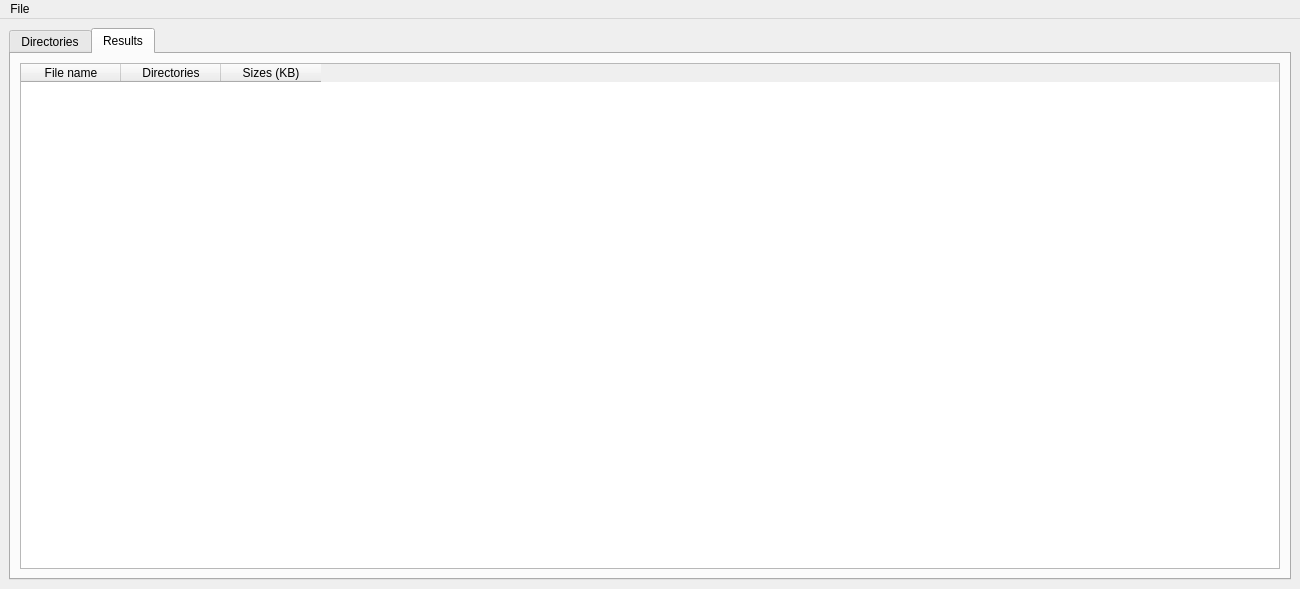
Qt form src/view/main_window.ui (adam-choragwicki/DuplicateFileFinder_Qt_Cplusplus) before a commit.
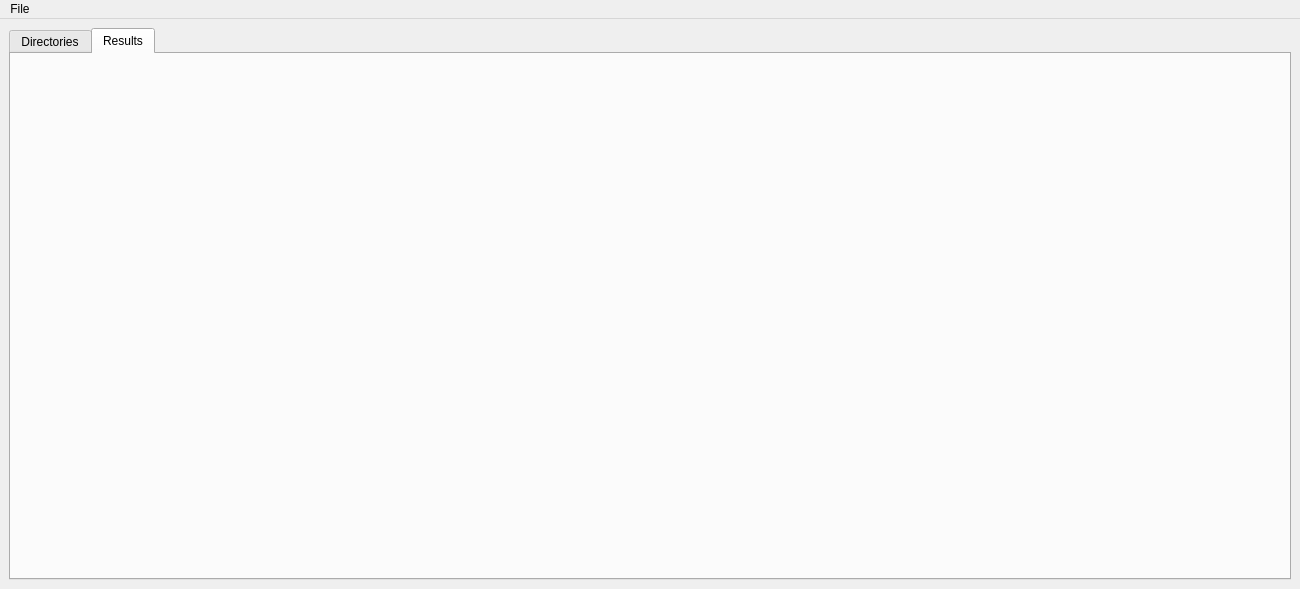
The same form after that commit. The open tabs and pages were chosen to show the change. Custom widgets are drawn as their Qt base class.

Commit message: Extract results tab operations from MainWindow to ResultsTab

```diff
--- a/src/view/main_window.ui
+++ b/src/view/main_window.ui
@@ -144,27 +144,7 @@
        <attribute name="title">
         <string>Results</string>
        </attribute>
-       <layout class="QVBoxLayout" name="verticalLayout_4">
-        <item>
-         <widget class="QTableWidget" name="results_TableWidget">
-          <column>
-           <property name="text">
-            <string>File name</string>
-           </property>
-          </column>
-          <column>
-           <property name="text">
-            <string>Directories</string>
-           </property>
-          </column>
-          <column>
-           <property name="text">
-            <string>Sizes (KB)</string>
-           </property>
-          </column>
-         </widget>
-        </item>
-       </layout>
+       <layout class="QVBoxLayout" name="verticalLayout_4"/>
       </widget>
      </widget>
     </item>
@@ -205,6 +185,14 @@
    </property>
   </action>
  </widget>
+ <customwidgets>
+  <customwidget>
+   <class>ResultsTab</class>
+   <extends>QWidget</extends>
+   <header>view/results_tab.h</header>
+   <container>1</container>
+  </customwidget>
+ </customwidgets>
  <resources/>
  <connections/>
 </ui>
```
Left out of the diff: 6 changed lines with no effect on the pictures. The commit also changes 5 other files.
